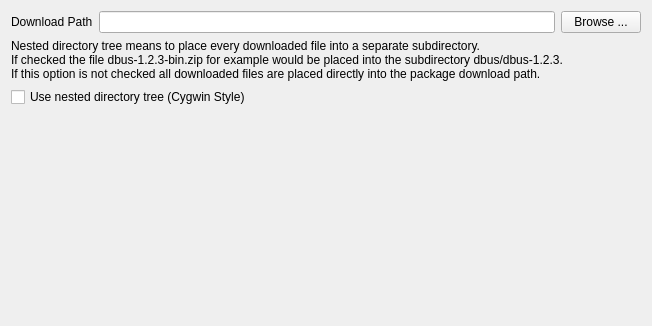
Above: gui/downloadsettingspage.ui from KDE/kdewin-installer before the change. Below: the same form after it.
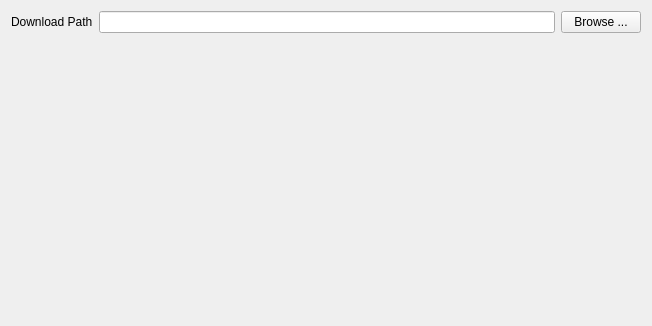
That is the form after the change.

Commit message: - removed cygwin like directory structure checkbox, it is obsolate

```diff
--- a/gui/downloadsettingspage.ui
+++ b/gui/downloadsettingspage.ui
@@ -50,37 +50,6 @@
      </item>
     </layout>
    </item>
-   <item>
-    <widget class="QLabel" name="label" >
-     <property name="text" >
-      <string>Nested directory tree means to place every downloaded file into a separate subdirectory. 
-If checked the file dbus-1.2.3-bin.zip for example would be placed into the subdirectory dbus/dbus-1.2.3. 
-If this option is not checked all downloaded files are placed directly into the package download path.</string>
-     </property>
-     <property name="alignment" >
-      <set>Qt::AlignLeading|Qt::AlignLeft|Qt::AlignTop</set>
-     </property>
-     <property name="wordWrap" >
-      <bool>true</bool>
-     </property>
-    </widget>
-   </item>
-   <item>
-    <widget class="QCheckBox" name="nestedDownloadTree" >
-     <property name="toolTip" >
-      <string>&lt;html>&lt;head>&lt;meta name="qrichtext" content="1" />&lt;style type="text/css">
-p, li { white-space: pre-wrap; }
-&lt;/style>&lt;/head>&lt;body style=" font-family:'MS Shell Dlg 2'; font-size:8.25pt; font-weight:400; font-style:normal; text-decoration:none;">
-&lt;p style=" margin-top:0px; margin-bottom:0px; margin-left:0px; margin-right:0px; -qt-block-indent:0; text-indent:0px; font-size:8pt;">nested directory tree means to place every downloaded file into a separate sub directory. &lt;/p>
-&lt;p style=" margin-top:0px; margin-bottom:0px; margin-left:0px; margin-right:0px; -qt-block-indent:0; text-indent:0px; font-size:8pt;">If checked the file dbus-1.2.3-bin.zip for example would be placed into the subdirectory dbus/dbus-1.2.3. &lt;/p>
-&lt;p style=" margin-top:0px; margin-bottom:0px; margin-left:0px; margin-right:0px; -qt-block-indent:0; text-indent:0px; font-size:8pt;">If this option is not ckecked all downloaded files are placed directly into the package download path. &lt;/p>
-&lt;p style="-qt-paragraph-type:empty; margin-top:0px; margin-bottom:0px; margin-left:0px; margin-right:0px; -qt-block-indent:0; text-indent:0px; font-size:8pt;">&lt;/p>&lt;/body>&lt;/html></string>
-     </property>
-     <property name="text" >
-      <string>Use nested directory tree (Cygwin Style)</string>
-     </property>
-    </widget>
-   </item>
    <item>
     <spacer>
      <property name="orientation" >
```
